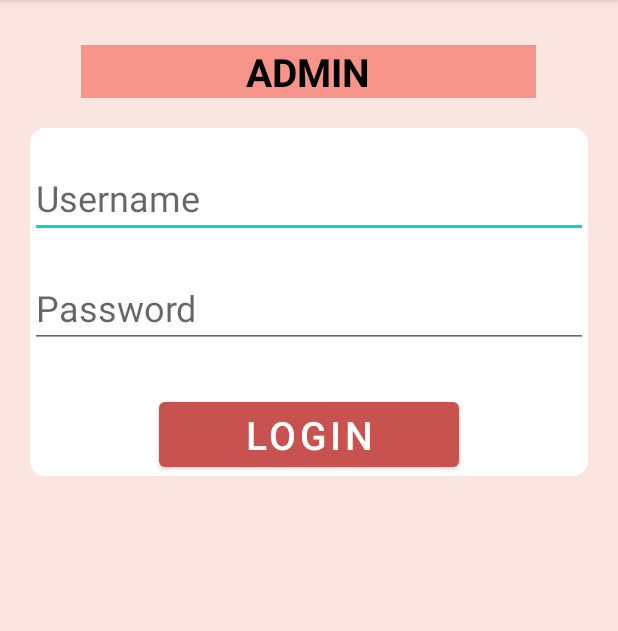
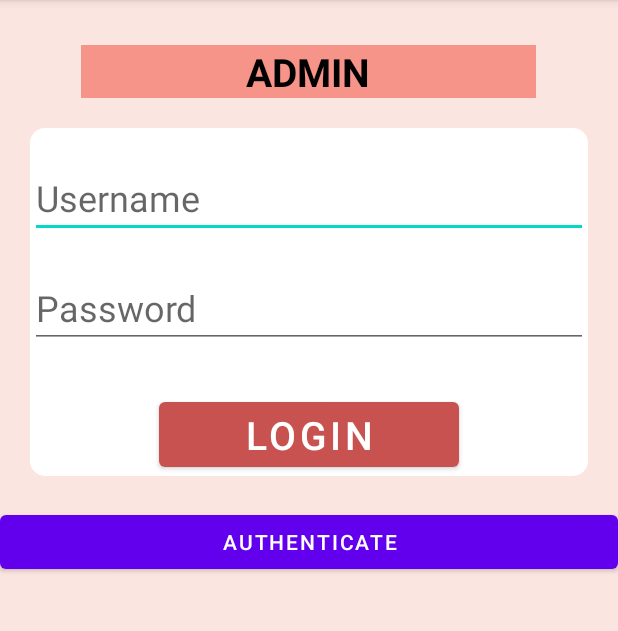
Before and after one commit to svenosha/BloodBankApp_Sec02_Group1, an Android app: the adminLogin screen opened directly, with no data from a screen before it, on a phone screen of 412 x 824 dp, the part 84-715 px from its top. Run offline under Robolectric (Android 15) with nearby library versions, the phone set to English and light mode, and no system bars.

```diff
--- a/app/build.gradle
+++ b/app/build.gradle
@@ -42,4 +42,5 @@ dependencies {
     testImplementation 'junit:junit:4.+'
     androidTestImplementation 'androidx.test.ext:junit:1.1.2'
     androidTestImplementation 'androidx.test.espresso:espresso-core:3.3.0'
+    implementation 'androidx.biometric:biometric:1.0.1'
 }
--- a/app/src/main/java/com/example/bloodbank/adminLogin.java
+++ b/app/src/main/java/com/example/bloodbank/adminLogin.java
@@ -1,8 +1,15 @@
 package com.example.bloodbank;
 
+import androidx.annotation.NonNull;
 import androidx.appcompat.app.AppCompatActivity;
+import androidx.biometric.BiometricManager;
+import androidx.biometric.BiometricPrompt;
+import androidx.core.content.ContextCompat;
 
 import android.content.Intent;
+
+
+
 import android.os.Bundle;
 import android.view.View;
 import android.widget.Button;
@@ -10,11 +17,16 @@ import android.widget.EditText;
 import android.widget.TextView;
 import android.widget.Toast;
 
+import java.util.concurrent.Executor;
+
 public class adminLogin extends AppCompatActivity {
 
     EditText username, password;
     TextView textView;
     Button btnLogin;
+    BiometricPrompt biometricPrompt;
+    BiometricPrompt.PromptInfo promptInfo;
+    Executor executor;
 
     @Override
     protected void onCreate(Bundle savedInstanceState) {
@@ -27,7 +39,6 @@ public class adminLogin extends AppCompatActivity {
         btnLogin = findViewById(R.id.btn_login);
 
 
-
         btnLogin.setOnClickListener(new View.OnClickListener() {
             @Override
             public void onClick(View v) {
@@ -35,7 +46,7 @@ public class adminLogin extends AppCompatActivity {
                 String adminusername = username.getText().toString().trim();
                 String pass = password.getText().toString().trim();
 
-                if(adminusername.isEmpty()){
+                if (adminusername.isEmpty()) {
                     username.setError("Username is Required");
                     username.requestFocus();
                     return;
@@ -47,17 +58,62 @@ public class adminLogin extends AppCompatActivity {
                     return;
                 }
 
-                if(adminusername.equals("Admin") && pass.equals("admin123")){
+                if (adminusername.equals("Admin") && pass.equals("admin123")) {
                     openAdminHomepage();
                 } else {
                     Toast.makeText(adminLogin.this, "Error Login! ", Toast.LENGTH_SHORT).show();
                 }
             }
         });
+
+
+
+
+        executor = ContextCompat.getMainExecutor(this);
+
+        biometricPrompt = new BiometricPrompt(this, executor, new BiometricPrompt.AuthenticationCallback() {
+            @Override
+            public void onAuthenticationError(int errorCode, @NonNull CharSequence errString) {
+                super.onAuthenticationError(errorCode, errString);
+                Toast.makeText(adminLogin.this, "Error", Toast.LENGTH_LONG).show();
+            }
+
+            @Override
+            public void onAuthenticationSucceeded(@NonNull BiometricPrompt.AuthenticationResult result) {
+                super.onAuthenticationSucceeded(result);
+                startActivity(new Intent(getApplicationContext(), UserHomepage.class));
+            }
+
+            @Override
+            public void onAuthenticationFailed() {
+                super.onAuthenticationFailed();
+                Toast.makeText(adminLogin.this, "Failure", Toast.LENGTH_LONG).show();
+            }
+        });
+
+        promptInfo = new BiometricPrompt.PromptInfo.Builder()
+                .setTitle("Blood Bank Authentication")
+                .setNegativeButtonText("Cancel/Use Password")
+                .setConfirmationRequired(false)
+                .build();
     }
+
+        public void buttonAuthenticate (View v){
+            BiometricManager biometricManager = BiometricManager.from(this);
+            if (biometricManager.canAuthenticate() != BiometricManager.BIOMETRIC_SUCCESS){
+                Toast.makeText(adminLogin.this, "Biometric Not Supported", Toast.LENGTH_LONG).show();
+                return;
+            }
+
+            biometricPrompt.authenticate(promptInfo);
+        }
+
 
     public void openAdminHomepage(){
         Intent intentAdminHomepage = new Intent(this, AdminHomepage.class);
         startActivity(intentAdminHomepage);
     }
+
+
+
 }
--- a/app/src/main/res/layout/activity_admin_login.xml
+++ b/app/src/main/res/layout/activity_admin_login.xml
@@ -39,6 +39,7 @@
             android:layout_weight="1"
             android:ems="10"
             android:hint="Username"
+            android:textColor="@color/black"
             android:inputType="textPersonName"
             android:textSize="24sp" />
 
@@ -50,6 +51,7 @@
             android:layout_weight="1"
             android:ems="10"
             android:hint="Password"
+            android:textColor="@color/black"
             android:inputType="textPassword"
             android:textSize="24sp" />
 
@@ -65,4 +67,11 @@
 
     </LinearLayout>
 
+    <Button
+        android:id="@+id/button"
+        android:layout_width="match_parent"
+        android:layout_height="wrap_content"
+        android:onClick="buttonAuthenticate"
+        android:text="Authenticate" />
+
 </LinearLayout>
```
